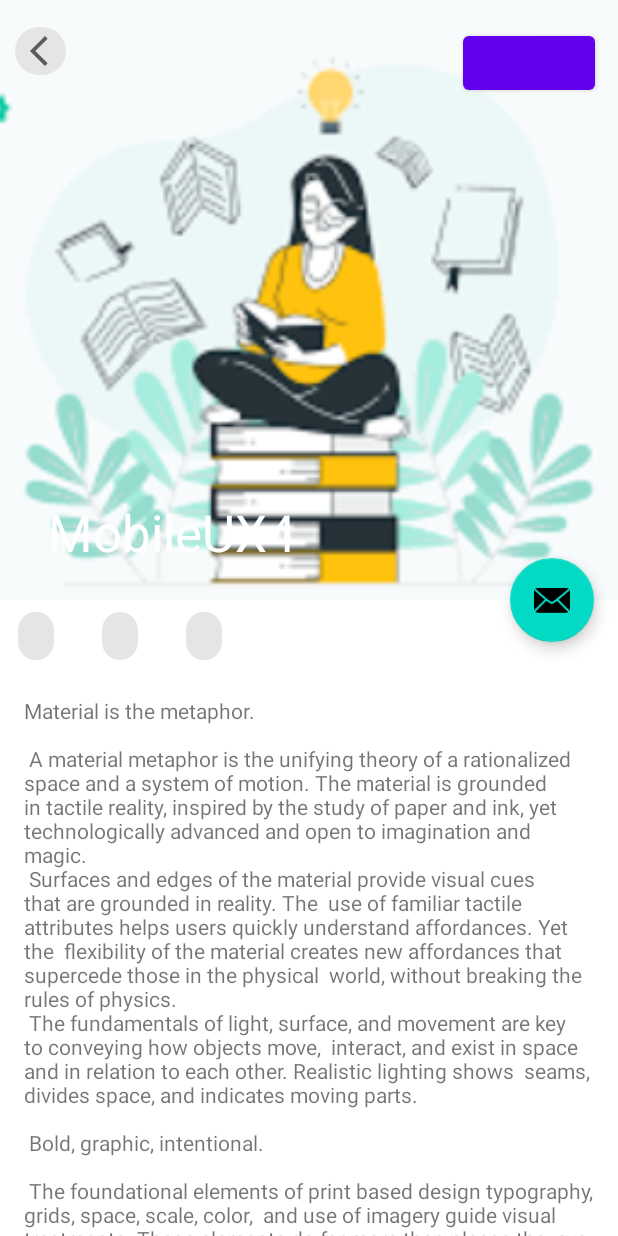
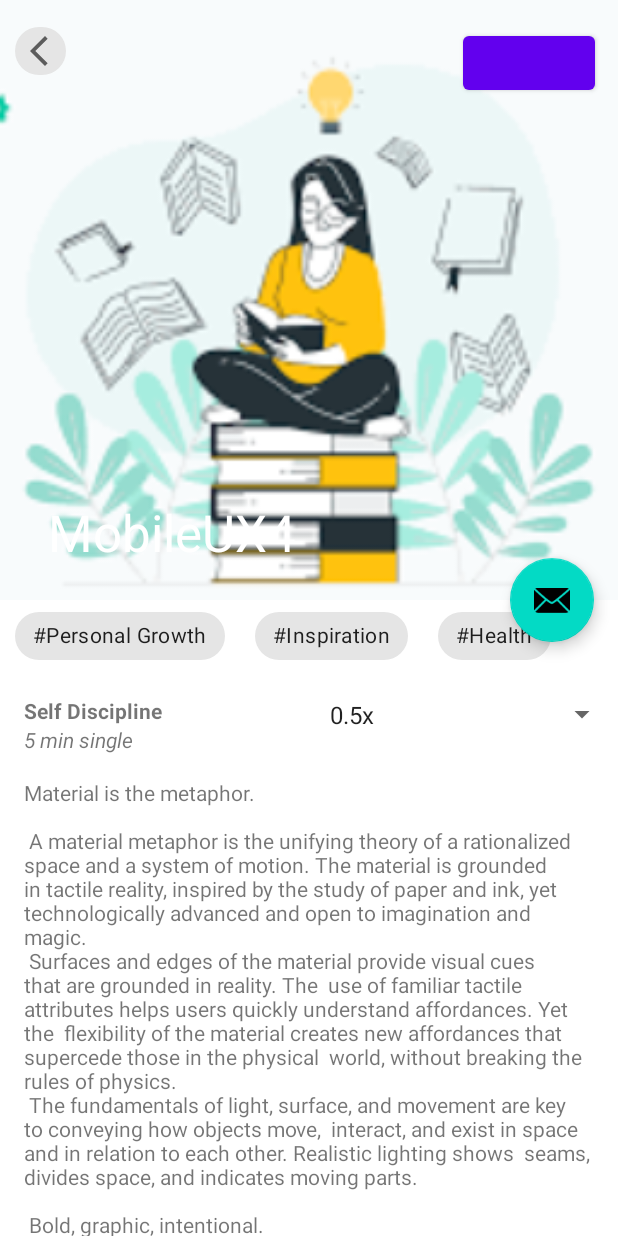
Before and after one commit to ZeInhumane/MobileUX4, an Android app: the screen it shows after launch (ScrollingActivity), on a phone screen of 412 x 824 dp. Run offline under Robolectric (Android 15) with nearby library versions, the phone set to English and light mode, and no system bars; plain views replace LikeButton; 1 statement that could not run was skipped.

Commit message:
Media player

```diff
--- a/app/src/main/java/com/example/mobileux4/ScrollingActivity.java
+++ b/app/src/main/java/com/example/mobileux4/ScrollingActivity.java
@@ -1,5 +1,6 @@
 package com.example.mobileux4;
 
+import android.media.MediaPlayer;
 import android.os.Bundle;
 
 import com.google.android.material.appbar.CollapsingToolbarLayout;
@@ -12,15 +13,20 @@ import androidx.appcompat.widget.Toolbar;
 import android.view.View;
 import android.view.Menu;
 import android.view.MenuItem;
+import android.widget.AdapterView;
+import android.widget.ArrayAdapter;
+import android.widget.Spinner;
+import android.widget.Toast;
 
 import com.example.mobileux4.databinding.ActivityScrollingBinding;
 
-public class ScrollingActivity extends AppCompatActivity {
+public class ScrollingActivity extends AppCompatActivity implements AdapterView.OnItemSelectedListener{
 
     private ActivityScrollingBinding binding;
-
+    MediaPlayer player = null;
     @Override
     protected void onCreate(Bundle savedInstanceState) {
+
         super.onCreate(savedInstanceState);
 
         binding = ActivityScrollingBinding.inflate(getLayoutInflater());
@@ -30,8 +36,26 @@ public class ScrollingActivity extends AppCompatActivity {
         setSupportActionBar(toolbar);
         CollapsingToolbarLayout toolBarLayout = binding.toolbarLayout;
         toolBarLayout.setTitle(getTitle());
+        Spinner spinner = findViewById(R.id.playback_spinner);
+        ArrayAdapter<CharSequence> adapter = ArrayAdapter.createFromResource(this,
+                R.array.playback_speed, android.R.layout.simple_spinner_item);
+        adapter.setDropDownViewResource(android.R.layout.simple_spinner_dropdown_item);
+        spinner.setAdapter(adapter);
+        spinner.setOnItemSelectedListener(this);
 
         FloatingActionButton fab = binding.fab;
+        if (player == null) {
+            player = MediaPlayer.create(this, R.raw.bgm);
+
+            player.setOnCompletionListener(new MediaPlayer.OnCompletionListener() {
+                @Override
+                public void onCompletion(MediaPlayer mp) {
+                    stopPlayer();
+                }
+            });
+        }
+
+        player.start();
         fab.setOnClickListener(new View.OnClickListener() {
             @Override
             public void onClick(View view) {
@@ -40,7 +64,32 @@ public class ScrollingActivity extends AppCompatActivity {
             }
         });
     }
+    private void stopPlayer() {
+        if (player != null) {
+            player.release();
+            player = null;
+            Toast.makeText(this, "MediaPlayer released", Toast.LENGTH_SHORT).show();
+        }
+    }
+    @Override
+    public void onItemSelected(AdapterView<?> parent, View view, int position, long id) {
+        String text = parent.getItemAtPosition(position).toString();
+        System.out.println(text);
+        if(text.equals("1x")){
+            player.setPlaybackParams(player.getPlaybackParams().setSpeed(1f));
+        }else if (text.equals("2x")){
+            player.setPlaybackParams(player.getPlaybackParams().setSpeed(2f));
+        }else if (text.equals("4x")){
+            player.setPlaybackParams(player.getPlaybackParams().setSpeed(4f));
+        }else if (text.equals("0.5x")){
+            player.setPlaybackParams(player.getPlaybackParams().setSpeed(0.5f));
+        }
+    }
 
+    @Override
+    public void onNothingSelected(AdapterView<?> parent) {
+
+    }
     @Override
     public boolean onCreateOptionsMenu(Menu menu) {
         // Inflate the menu; this adds items to the action bar if it is present.
--- a/app/src/main/res/layout/activity_scrolling.xml
+++ b/app/src/main/res/layout/activity_scrolling.xml
@@ -111,9 +111,7 @@
 <!--        </com.google.android.material.chip.ChipGroup>-->
 <!--    </androidx.constraintlayout.widget.ConstraintLayout>-->
 
-    <androidx.core.widget.NestedScrollView xmlns:android="http://schemas.android.com/apk/res/android"
-        xmlns:app="http://schemas.android.com/apk/res-auto"
-        xmlns:tools="http://schemas.android.com/tools"
+    <androidx.core.widget.NestedScrollView
         android:layout_width="match_parent"
         android:layout_height="match_parent"
         app:layout_behavior="@string/appbar_scrolling_view_behavior"
@@ -123,35 +121,68 @@
             android:layout_width="match_parent"
             android:layout_height="wrap_content"
             android:orientation="vertical">
+
             <com.google.android.material.chip.ChipGroup
 
-            android:layout_width="wrap_content"
+                android:layout_width="match_parent"
                 android:layout_height="wrap_content"
+                app:layout_constraintBottom_toBottomOf="parent"
+                app:layout_constraintEnd_toEndOf="parent"
                 app:layout_constraintStart_toStartOf="parent"
-            app:layout_constraintEnd_toEndOf="parent"
-            app:layout_constraintBottom_toBottomOf="parent"
-            tools:layout_editor_absoluteY="401dp">
+                tools:layout_editor_absoluteY="401dp"
+                android:layout_marginLeft="10dp"
+                android:layout_marginRight="10dp"
+                app:chipSpacingHorizontal="20dp">
 
                 <com.google.android.material.chip.Chip
                     android:id="@+id/chip6"
                     android:layout_width="wrap_content"
+                    android:text="#Personal Growth"
                     android:layout_height="wrap_content" />
 
                 <com.google.android.material.chip.Chip
                     android:id="@+id/chip7"
                     android:layout_width="wrap_content"
+                    android:text="#Inspiration"
                     android:layout_height="wrap_content" />
 
                 <com.google.android.material.chip.Chip
                     android:id="@+id/chip8"
                     android:layout_width="wrap_content"
+                    android:text="#Health"
                     android:layout_height="wrap_content" />
             </com.google.android.material.chip.ChipGroup>
+
+            <TextView
+                android:id="@+id/textView"
+                android:layout_width="120dp"
+                android:layout_height="wrap_content"
+                android:layout_margin="@dimen/text_margin"
+                android:text="Self Discipline"
+                android:textStyle="bold"/>
+
+            <Spinner
+                android:id="@+id/playback_spinner"
+                android:layout_marginTop="-40dp"
+                android:layout_width="200dp"
+                android:layout_height="34dp"
+                android:layout_gravity="right" />
+
+            <TextView
+                android:id="@+id/textView2"
+                android:layout_width="121dp"
+                android:layout_height="wrap_content"
+                android:layout_marginLeft="16dp"
+                android:layout_marginTop="-10dp"
+                android:text="5 min single"
+                android:textStyle="italic" />
+
             <TextView
                 android:layout_width="wrap_content"
                 android:layout_height="wrap_content"
                 android:layout_margin="@dimen/text_margin"
                 android:text="@string/large_text" />
+
         </LinearLayout>
     </androidx.core.widget.NestedScrollView>
 
--- a/app/src/main/res/values/strings.xml
+++ b/app/src/main/res/values/strings.xml
@@ -90,4 +90,10 @@
         "when a user tries to pick up one of cards.\n\n"
     </string>
     <string name="action_settings">Settings</string>
+    <string-array name="playback_speed">
+        <item>0.5x</item>
+        <item>1x</item>
+        <item>2x</item>
+        <item>4x</item>
+    </string-array>
 </resources>
```
Also changed, not shown: 1 other file. Lines whose indentation alone changed are shown as unchanged.
